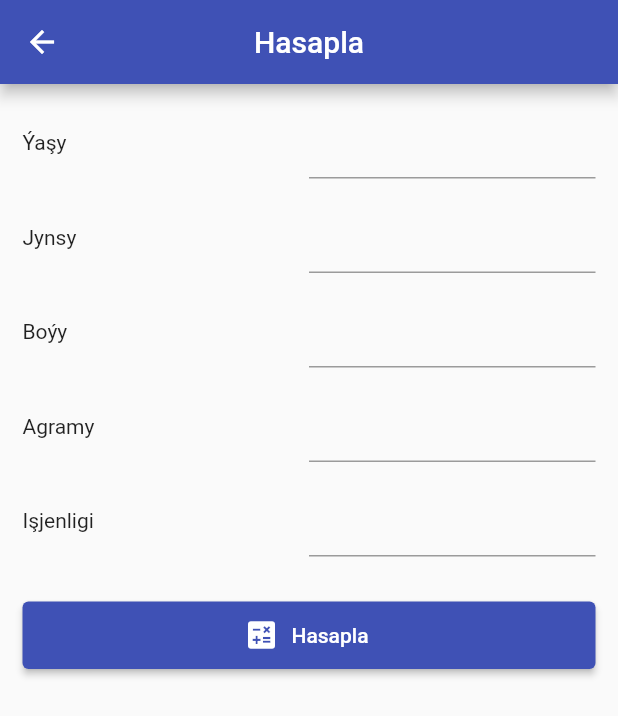
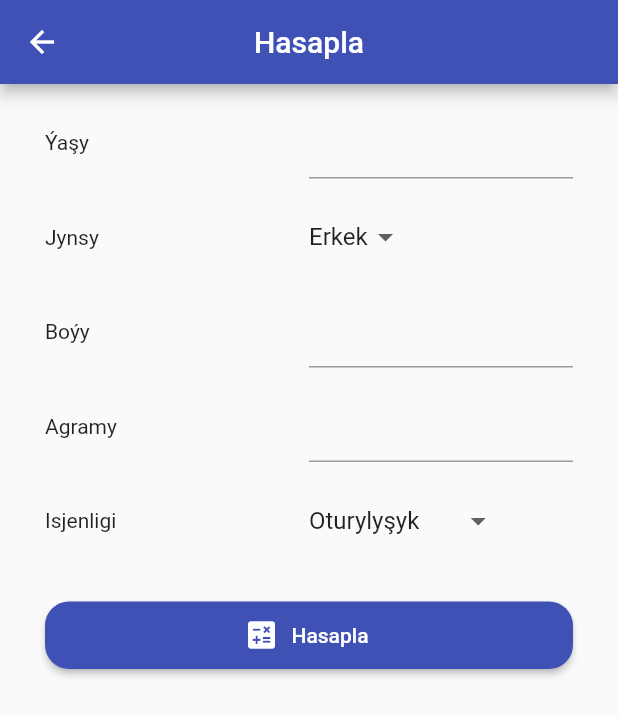
Before and after one commit to curiosss/calorie, a Flutter app: the CalculatePage screen opened directly, on a phone screen of 412 x 824 dp. Shown: the top 716 px of the screen. Run offline on Flutter 3.47's test engine with Material 2 defaults, Android fonts, the phone set to English and light mode, and no system bars; our stand-ins replace cached_network_image, flutter_spinkit, image_picker, shared_preferences, sqflite; accounts and stored records are empty.

Commit message:
profile changes

```diff
--- a/lib/views/calculate/calculate_page.dart
+++ b/lib/views/calculate/calculate_page.dart
@@ -9,6 +9,21 @@ class CalculatePage extends StatefulWidget {
 }
 
 class _CalculatePageState extends State<CalculatePage> {
+  TextEditingController _ageValController = TextEditingController();
+  TextEditingController _weightValController = TextEditingController();
+  TextEditingController _heightValController = TextEditingController();
+  int _genderTypeInd = 0;
+  int activityTypeInd = 0;
+
+  @override
+  void dispose() {
+    _ageValController.dispose();
+    _weightValController.dispose();
+    _heightValController.dispose();
+
+    super.dispose();
+  }
+
   @override
   Widget build(BuildContext context) {
     return Scaffold(
@@ -17,18 +32,65 @@ class _CalculatePageState extends State<CalculatePage> {
       ),
       body: SingleChildScrollView(
         physics: BouncingScrollPhysics(),
-        padding: EdgeInsets.all(Dimens.GMargin),
+        padding:
+            EdgeInsets.symmetric(vertical: Dimens.GMargin, horizontal: 30.0),
         child: Column(
           children: [
-            buildRow(title: 'Ýaşy'),
+            buildRow(title: 'Ýaşy', textEditingController: _ageValController),
             SizedBox(height: Dimens.GMargin),
-            buildRow(title: 'Jynsy'),
+            _buildDropdown(
+              title: 'Jynsy',
+              items: [
+                DropdownMenuItem(
+                  value: 0,
+                  child: Text('Erkek'),
+                ),
+                DropdownMenuItem(
+                  value: 1,
+                  child: Text('Ayal'),
+                )
+              ],
+              onChanged: (val) {
+                setState(() {
+                  _genderTypeInd = val;
+                });
+              },
+              typeIndex: _genderTypeInd,
+            ),
             SizedBox(height: Dimens.GMargin),
-            buildRow(title: 'Boýy'),
+            buildRow(
+                title: 'Boýy', textEditingController: _heightValController),
             SizedBox(height: Dimens.GMargin),
-            buildRow(title: 'Agramy'),
+            buildRow(
+                title: 'Agramy', textEditingController: _weightValController),
             SizedBox(height: Dimens.GMargin),
-            buildRow(title: 'Işjenligi'),
+            _buildDropdown(
+              title: 'Isjenligi',
+              items: [
+                DropdownMenuItem(
+                  value: 0,
+                  child: Text('Oturylyşyk'),
+                ),
+                DropdownMenuItem(
+                  value: 0,
+                  child: Text('Ýeňil işjeňlik'),
+                ),
+                DropdownMenuItem(
+                  value: 0,
+                  child: Text('Ortaça işjeňlik'),
+                ),
+                DropdownMenuItem(
+                  value: 1,
+                  child: Text('Örän işjeň'),
+                )
+              ],
+              onChanged: (val) {
+                setState(() {
+                  _genderTypeInd = val;
+                });
+              },
+              typeIndex: activityTypeInd,
+            ),
             SizedBox(height: 2 * Dimens.GMargin),
             SizedBox(
               height: 45.0,
@@ -37,6 +99,13 @@ class _CalculatePageState extends State<CalculatePage> {
                 onPressed: () {},
                 icon: Icon(Icons.calculate),
                 label: Text('Hasapla'),
+                style: ButtonStyle(
+                  shape: MaterialStateProperty.all(
+                    RoundedRectangleBorder(
+                      borderRadius: BorderRadius.circular(Dimens.GBORDER_R),
+                    ),
+                  ),
+                ),
               ),
             ),
           ],
@@ -45,14 +114,42 @@ class _CalculatePageState extends State<CalculatePage> {
     );
   }
 
-  Widget buildRow({String title}) {
+  Widget buildRow({String title, TextEditingController textEditingController}) {
+    return Row(
+      children: [
+        Expanded(
+          child: Text(title),
+        ),
+        Flexible(
+          child: Container(
+            constraints: BoxConstraints(minWidth: 50),
+            child: TextField(
+              controller: textEditingController,
+              keyboardType: TextInputType.number,
+            ),
+          ),
+        ),
+      ],
+    );
+  }
+
+  Widget _buildDropdown(
+      {String title,
+      List<DropdownMenuItem> items,
+      int typeIndex,
+      Function onChanged}) {
     return Row(
       children: [
         Expanded(
           child: Text(title),
         ),
         Expanded(
-          child: TextField(),
+          child: DropdownButton(
+            underline: Container(),
+            value: typeIndex,
+            onChanged: onChanged,
+            items: items,
+          ),
         ),
       ],
     );
```
Also changed, not shown: lib/helpers/calculate.dart (added, +16 -0 lines), lib/models/calorie_model.dart (added, +15 -0 lines), pubspec.lock, 11 other files.
